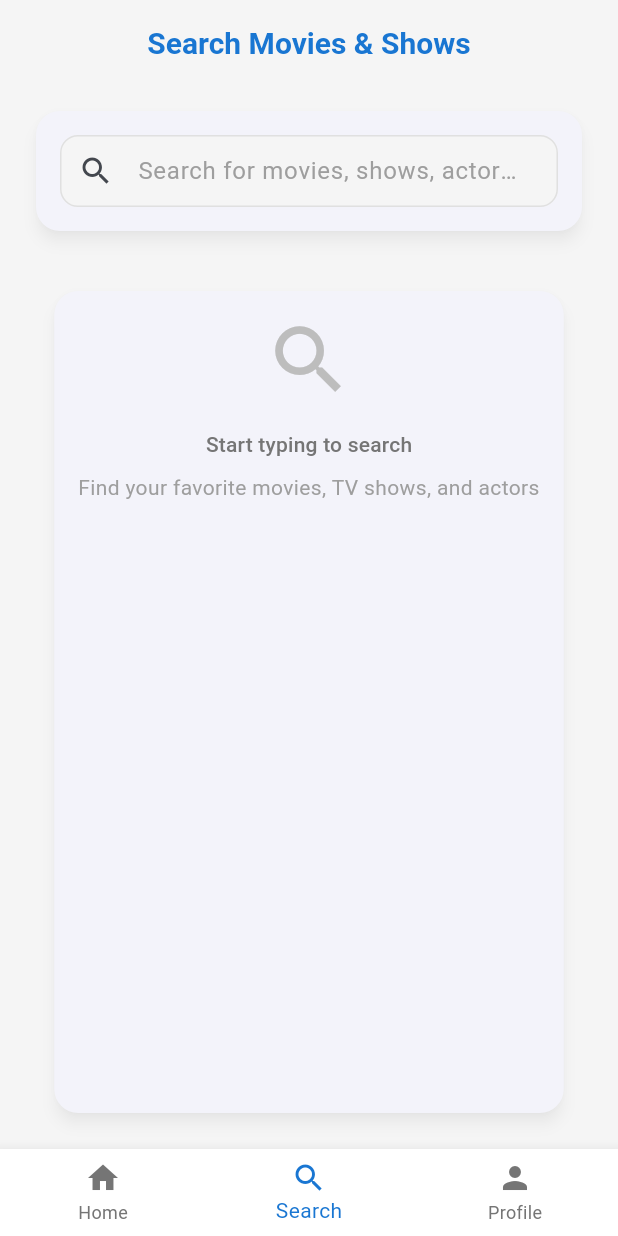
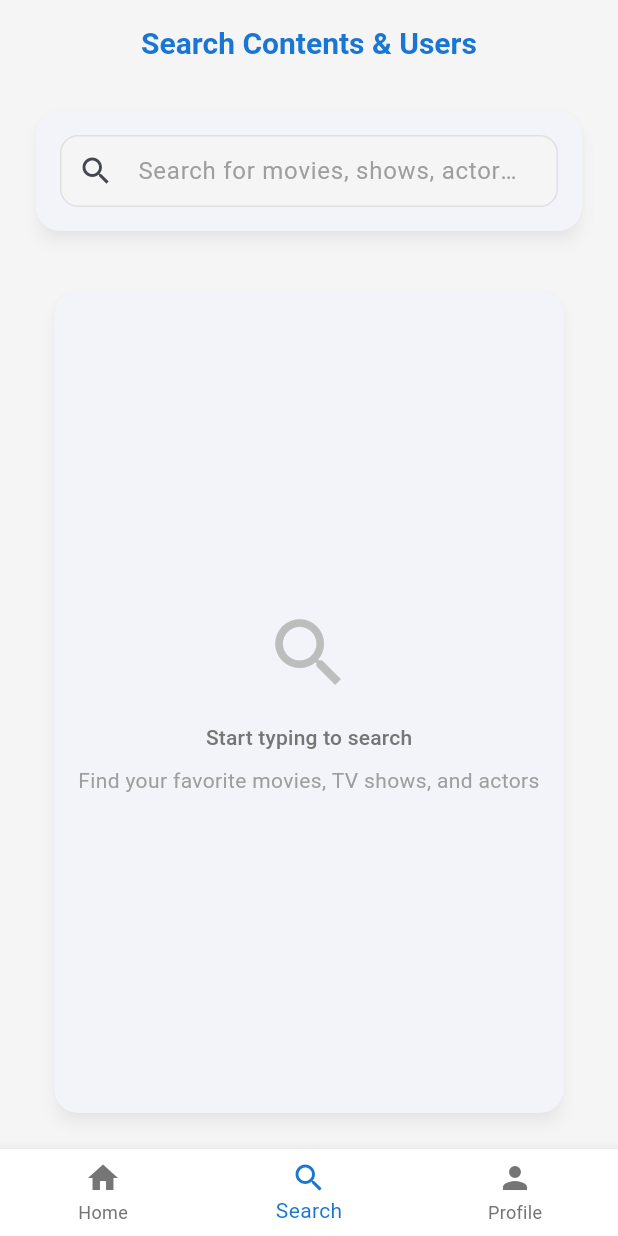
Before and after one commit to ReelScout/frontend, a Flutter app: the screen it shows after launch, item 2 of the bottom bar chosen, on a phone screen of 412 x 824 dp. Run offline on Flutter 3.47's test engine with Material 3 defaults, Android fonts, the phone set to English and light mode, and no system bars; our stand-ins replace dio, equatable, flutter_bloc, flutter_hooks, flutter_secure_storage, get_it and 3 more; generated files the repository leaves out were written again; network calls fail.

Commit message:
feat: Implement search functionality with SearchBloc and SearchService

```diff
--- /dev/null
+++ b/lib/bloc/search/search_bloc.dart
@@ -0,0 +1,88 @@
+import 'dart:async';
+import 'package:flutter_bloc/flutter_bloc.dart';
+import '../../services/search_service.dart';
+import 'search_event.dart';
+import 'search_state.dart';
+
+const _debounceDuration = Duration(milliseconds: 500);
+
+class SearchBloc extends Bloc<SearchEvent, SearchState> {
+  SearchBloc({
+    required SearchService searchService,
+  }) : _searchService = searchService,
+       super(SearchInitial()) {
+    on<SearchQueryChanged>(_onSearchQueryChanged);
+    on<SearchClearRequested>(_onSearchClearRequested);
+  }
+
+  final SearchService _searchService;
+  Timer? _debounceTimer;
+
+  Future<void> _onSearchQueryChanged(
+    SearchQueryChanged event,
+    Emitter<SearchState> emit,
+  ) async {
+    final query = event.query.trim();
+
+    // Cancel previous timer
+    _debounceTimer?.cancel();
+
+    if (query.isEmpty) {
+      emit(SearchInitial());
+      return;
+    }
+
+    // Create a completer to handle the debounced search
+    final completer = Completer<void>();
+
+    // Start debounce timer
+    _debounceTimer = Timer(_debounceDuration, () {
+      completer.complete();
+    });
+
+    // Wait for the debounce timer to complete
+    await completer.future;
+
+    // Check if the emitter is still valid before proceeding
+    if (emit.isDone) return;
+
+    // Perform the search
+    await _performSearch(query, emit);
+  }
+
+  Future<void> _performSearch(String query, Emitter<SearchState> emit) async {
+    emit(SearchLoading());
+
+    try {
+      final results = await _searchService.search(query);
+
+      final hasContents = results.contents.isNotEmpty;
+      final hasUsers = results.users.isNotEmpty;
+
+      if (!hasContents && !hasUsers) {
+        emit(SearchEmpty(query: query));
+      } else {
+        emit(SearchLoaded(results: results, query: query));
+      }
+    } catch (error) {
+      emit(SearchError(
+        message: 'Search failed. Please try again. Error: $error',
+        query: query,
+      ));
+    }
+  }
+
+  void _onSearchClearRequested(
+    SearchClearRequested event,
+    Emitter<SearchState> emit,
+  ) {
+    _debounceTimer?.cancel();
+    emit(SearchInitial());
+  }
+
+  @override
+  Future<void> close() {
+    _debounceTimer?.cancel();
+    return super.close();
+  }
+}
--- /dev/null
+++ b/lib/bloc/search/search_event.dart
@@ -0,0 +1,21 @@
+import 'package:equatable/equatable.dart';
+
+abstract class SearchEvent extends Equatable {
+  const SearchEvent();
+
+  @override
+  List<Object?> get props => [];
+}
+
+class SearchQueryChanged extends SearchEvent {
+  const SearchQueryChanged({required this.query});
+
+  final String query;
+
+  @override
+  List<Object?> get props => [query];
+}
+
+class SearchClearRequested extends SearchEvent {
+  const SearchClearRequested();
+}
--- /dev/null
+++ b/lib/bloc/search/search_state.dart
@@ -0,0 +1,48 @@
+import 'package:equatable/equatable.dart';
+import '../../dto/response/search_response_dto.dart';
+
+abstract class SearchState extends Equatable {
+  const SearchState();
+
+  @override
+  List<Object?> get props => [];
+}
+
+class SearchInitial extends SearchState {}
+
+class SearchLoading extends SearchState {}
+
+class SearchLoaded extends SearchState {
+  const SearchLoaded({
+    required this.results,
+    required this.query,
+  });
+
+  final SearchResponseDto results;
+  final String query;
+
+  @override
+  List<Object?> get props => [results, query];
+}
+
+class SearchEmpty extends SearchState {
+  const SearchEmpty({required this.query});
+
+  final String query;
+
+  @override
+  List<Object?> get props => [query];
+}
+
+class SearchError extends SearchState {
+  const SearchError({
+    required this.message,
+    required this.query,
+  });
+
+  final String message;
+  final String query;
+
+  @override
+  List<Object?> get props => [message, query];
+}
--- a/lib/config/service_module.dart
+++ b/lib/config/service_module.dart
@@ -1,6 +1,7 @@
 import 'package:dio/dio.dart';
 import 'package:frontend/services/auth_service.dart';
 import 'package:frontend/services/content_service.dart';
+import 'package:frontend/services/search_service.dart';
 import 'package:frontend/services/user_service.dart';
 import 'package:injectable/injectable.dart';
 
@@ -14,4 +15,7 @@ abstract class ServiceModule {
 
   @singleton
   ContentService contentService(Dio dio) => ContentService(dio, baseUrl: "${dio.options.baseUrl}/content");
+
+  @singleton
+  SearchService searchService(Dio dio) => SearchService(dio, baseUrl: dio.options.baseUrl);
 }
--- /dev/null
+++ b/lib/dto/response/search_response_dto.dart
@@ -0,0 +1,20 @@
+import 'package:frontend/dto/response/content_response_dto.dart';
+import 'package:frontend/dto/response/user_response_dto.dart';
+import 'package:json_annotation/json_annotation.dart';
+
+part '../generated/response/search_response_dto.g.dart';
+
+@JsonSerializable()
+class SearchResponseDto {
+  const SearchResponseDto({
+    required this.users,
+    required this.contents
+  });
+
+  final List<UserResponseDto> users;
+  final List<ContentResponseDto> contents;
+
+  factory SearchResponseDto.fromJson(Map<String, dynamic> json) => _$SearchResponseDtoFromJson(json);
+
+  Map<String, dynamic> toJson() => _$SearchResponseDtoToJson(this);
+}
--- a/lib/pages/search_page.dart
+++ /dev/null
@@ -1,90 +0,0 @@
-import 'package:flutter/material.dart';
-
-class SearchPage extends StatelessWidget {
-  const SearchPage({super.key});
-
-  @override
-  Widget build(BuildContext context) {
-    return SafeArea(
-      child: Padding(
-        padding: const EdgeInsets.all(16.0),
-        child: Column(
-          children: [
-            // Search header
-            Text(
-              'Search Movies & Shows',
-              style: Theme.of(context).textTheme.headlineMedium?.copyWith(
-                fontWeight: FontWeight.bold,
-                color: Theme.of(context).primaryColor,
-              ),
-            ),
-            const SizedBox(height: 24),
-
-            // Search bar
-            Card(
-              elevation: 4,
-              shadowColor: Colors.black26,
-              shape: RoundedRectangleBorder(
-                borderRadius: BorderRadius.circular(16),
-              ),
-              child: Padding(
-                padding: const EdgeInsets.all(16.0),
-                child: TextField(
-                  decoration: InputDecoration(
-                    hintText: 'Search for movies, shows, actors...',
-                    prefixIcon: const Icon(Icons.search),
-                    border: OutlineInputBorder(
-                      borderRadius: BorderRadius.circular(12),
-                      borderSide: BorderSide.none,
-                    ),
-                    filled: true,
-                    fillColor: Colors.grey[100],
-                  ),
-                ),
-              ),
-            ),
-            const SizedBox(height: 24),
-
-            // Search suggestions
-            Expanded(
-              child: Card(
-                elevation: 4,
-                shadowColor: Colors.black26,
-                shape: RoundedRectangleBorder(
-                  borderRadius: BorderRadius.circular(16),
-                ),
-                child: Padding(
-                  padding: const EdgeInsets.all(16.0),
-                  child: Column(
-                    children: [
-                      Icon(
-                        Icons.search,
-                        size: 60,
-                        color: Colors.grey[400],
-                      ),
-                      const SizedBox(height: 16),
-                      Text(
-                        'Start typing to search',
-                        style: Theme.of(context).textTheme.titleMedium?.copyWith(
-                          color: Colors.grey[600],
-                        ),
-                      ),
-                      const SizedBox(height: 8),
-                      Text(
-                        'Find your favorite movies, TV shows, and actors',
-                        style: Theme.of(context).textTheme.bodyMedium?.copyWith(
-                          color: Colors.grey[500],
-                        ),
-                        textAlign: TextAlign.center,
-                      ),
-                    ],
-                  ),
-                ),
-              ),
-            ),
-          ],
-        ),
-      ),
-    );
-  }
-}
--- a/lib/screens/home_screen.dart
+++ b/lib/screens/home_screen.dart
@@ -3,7 +3,7 @@ import 'package:flutter_hooks/flutter_hooks.dart';
 import 'package:flutter_bloc/flutter_bloc.dart';
 import '../components/bottom_navbar.dart';
 import '../pages/home_page.dart';
-import '../pages/search_page.dart';
+import 'search_screen.dart';
 import '../pages/profile_page.dart';
 import '../bloc/navigation/navigation_bloc.dart';
 import '../bloc/navigation/navigation_event.dart';
@@ -17,7 +17,7 @@ class HomeScreen extends HookWidget {
   Widget build(BuildContext context) {
     final screens = useMemoized(() => [
       const HomePage(),
-      const SearchPage(),
+      const SearchScreen(),
       const ProfilePage(),
     ]);
 
--- /dev/null
+++ b/lib/screens/search_screen.dart
@@ -0,0 +1,345 @@
+import 'dart:convert';
+
+import 'package:flutter/material.dart';
+import 'package:flutter_hooks/flutter_hooks.dart';
+import 'package:flutter_bloc/flutter_bloc.dart';
+import 'package:get_it/get_it.dart';
+import '../dto/response/content_response_dto.dart';
+import '../dto/response/user_response_dto.dart';
+import '../services/search_service.dart';
+import '../bloc/search/search_bloc.dart';
+import '../bloc/search/search_event.dart';
+import '../bloc/search/search_state.dart';
+
+class SearchScreen extends HookWidget {
+  const SearchScreen({super.key});
+
+  @override
+  Widget build(BuildContext context) {
+    final searchController = useTextEditingController();
+
+    return BlocProvider(
+      create: (context) => SearchBloc(
+        searchService: GetIt.instance<SearchService>(),
+      ),
+      child: BlocListener<SearchBloc, SearchState>(
+        listener: (context, state) {
+          // Handle any side effects if needed
+        },
+        child: SafeArea(
+          child: Padding(
+            padding: const EdgeInsets.all(16.0),
+            child: Column(
+              children: [
+                // Search header
+                Text(
+                  'Search Contents & Users',
+                  style: Theme.of(context).textTheme.headlineMedium?.copyWith(
+                    fontWeight: FontWeight.bold,
+                    color: Theme.of(context).primaryColor,
+                  ),
+                ),
+                const SizedBox(height: 24),
+
+                // Search bar
+                BlocBuilder<SearchBloc, SearchState>(
+                  builder: (context, state) {
+                    final isLoading = state is SearchLoading;
+
+                    return Card(
+                      elevation: 4,
+                      shadowColor: Colors.black26,
+                      shape: RoundedRectangleBorder(
+                        borderRadius: BorderRadius.circular(16),
+                      ),
+                      child: Padding(
+                        padding: const EdgeInsets.all(16.0),
+                        child: TextField(
+                          controller: searchController,
+                          onChanged: (query) {
+                            context.read<SearchBloc>().add(
+                              SearchQueryChanged(query: query),
+                            );
+                          },
+                          decoration: InputDecoration(
+                            hintText: 'Search for movies, shows, actors...',
+                            prefixIcon: const Icon(Icons.search),
+                            suffixIcon: isLoading
+                                ? const SizedBox(
+                                    width: 20,
+                                    height: 20,
+                                    child: Padding(
+                                      padding: EdgeInsets.all(12.0),
+                                      child: CircularProgressIndicator(strokeWidth: 2),
+                                    ),
+                                  )
+                                : searchController.text.isNotEmpty
+                                    ? IconButton(
+                                        icon: const Icon(Icons.clear),
+                                        onPressed: () {
+                                          searchController.clear();
+                                          context.read<SearchBloc>().add(
+                                            const SearchClearRequested(),
+                                          );
+                                        },
+                                      )
+                                    : null,
+                            border: OutlineInputBorder(
+                              borderRadius: BorderRadius.circular(12),
+                              borderSide: BorderSide.none,
+                            ),
+                            filled: true,
+                            fillColor: Colors.grey[100],
+                          ),
+                        ),
+                      ),
+                    );
+                  },
+                ),
+                const SizedBox(height: 24),
+
+                // Search results
+                Expanded(
+                  child: BlocBuilder<SearchBloc, SearchState>(
+                    builder: (context, state) {
+                      return _buildSearchResults(context, state);
+                    },
+                  ),
+                ),
+              ],
+            ),
+          ),
+        ),
+      ),
+    );
+  }
+
+  Widget _buildSearchResults(BuildContext context, SearchState state) {
+    if (state is SearchError) {
+      return _buildErrorState(context, state.message);
+    }
+
+    if (state is SearchInitial) {
+      return _buildEmptyState(context);
+    }
+
+    if (state is SearchLoading) {
+      return _buildEmptyState(context); // Loading indicator is in the search bar
+    }
+
+    if (state is SearchEmpty) {
+      return _buildNoResultsState(context, state.query);
+    }
+
+    if (state is SearchLoaded) {
+      return _buildResultsList(context, state.results);
+    }
+
+    return _buildEmptyState(context);
+  }
+
+  Widget _buildEmptyState(BuildContext context) {
+    return Card(
+      elevation: 4,
+      shadowColor: Colors.black26,
+      shape: RoundedRectangleBorder(
+        borderRadius: BorderRadius.circular(16),
+      ),
+      child: Padding(
+        padding: const EdgeInsets.all(16.0),
+        child: Column(
+          mainAxisAlignment: MainAxisAlignment.center,
+          children: [
+            Icon(
+              Icons.search,
+              size: 60,
+              color: Colors.grey[400],
+            ),
+            const SizedBox(height: 16),
+            Text(
+              'Start typing to search',
+              style: Theme.of(context).textTheme.titleMedium?.copyWith(
+                color: Colors.grey[600],
+              ),
+            ),
+            const SizedBox(height: 8),
+            Text(
+              'Find your favorite movies, TV shows, and actors',
+              style: Theme.of(context).textTheme.bodyMedium?.copyWith(
+                color: Colors.grey[500],
+              ),
+              textAlign: TextAlign.center,
+            ),
+          ],
+        ),
+      ),
+    );
+  }
+
+  Widget _buildErrorState(BuildContext context, String message) {
+    return Card(
+      elevation: 4,
+      shadowColor: Colors.black26,
+      shape: RoundedRectangleBorder(
+        borderRadius: BorderRadius.circular(16),
+      ),
+      child: Padding(
+        padding: const EdgeInsets.all(16.0),
+        child: Column(
+          mainAxisAlignment: MainAxisAlignment.center,
+          children: [
+            Icon(
+              Icons.error_outline,
+              size: 60,
+              color: Colors.red[400],
+            ),
+            const SizedBox(height: 16),
+            Text(
+              'Something went wrong',
+              style: Theme.of(context).textTheme.titleMedium?.copyWith(
+                color: Colors.red[600],
+              ),
+            ),
+            const SizedBox(height: 8),
+            Text(
+              message,
+              style: Theme.of(context).textTheme.bodyMedium?.copyWith(
+                color: Colors.grey[500],
+              ),
+              textAlign: TextAlign.center,
+            ),
+          ],
+        ),
+      ),
+    );
+  }
+
+  Widget _buildNoResultsState(BuildContext context, String query) {
+    return Card(
+      elevation: 4,
+      shadowColor: Colors.black26,
+      shape: RoundedRectangleBorder(
+        borderRadius: BorderRadius.circular(16),
+      ),
+      child: Padding(
+        padding: const EdgeInsets.all(16.0),
+        child: Column(
+          mainAxisAlignment: MainAxisAlignment.center,
+          children: [
+            Icon(
+              Icons.search_off,
+              size: 60,
+              color: Colors.grey[400],
+            ),
+            const SizedBox(height: 16),
+            Text(
+              'No results found',
+              style: Theme.of(context).textTheme.titleMedium?.copyWith(
+                color: Colors.grey[600],
+              ),
+            ),
+            const SizedBox(height: 8),
+            Text(
+              'No results found for "$query"',
+              style: Theme.of(context).textTheme.bodyMedium?.copyWith(
+                color: Colors.grey[500],
+              ),
+              textAlign: TextAlign.center,
+            ),
+          ],
+        ),
+      ),
+    );
+  }
+
+  Widget _buildResultsList(BuildContext context, dynamic results) {
+    final hasContents = results.contents.isNotEmpty;
+    final hasUsers = results.users.isNotEmpty;
+
+    return ListView(
+      children: [
+        if (hasContents) ...[
+          _buildSectionHeader(context, 'Movies & Shows', results.contents.length),
+          ...results.contents.map((content) => _buildContentCard(context, content)),
+          if (hasUsers) const SizedBox(height: 16),
+        ],
+        if (hasUsers) ...[
+          _buildSectionHeader(context, 'Users', results.users.length),
+          ...results.users.map((user) => _buildUserCard(context, user)),
+        ],
+      ],
+    );
+  }
+
+  Widget _buildSectionHeader(BuildContext context, String title, int count) {
+    return Padding(
+      padding: const EdgeInsets.symmetric(vertical: 8.0),
+      child: Text(
+        '$title ($count)',
+        style: Theme.of(context).textTheme.titleLarge?.copyWith(
+          fontWeight: FontWeight.bold,
+          color: Theme.of(context).primaryColor,
+        ),
+      ),
+    );
+  }
+
+  Widget _buildContentCard(BuildContext context, ContentResponseDto content) {
+    return Card(
+      margin: const EdgeInsets.only(bottom: 8.0),
+      child: ListTile(
+        leading: _buildSafeAvatar(
+                base64Image: content.base64Image,
+                fallback: Icon(Icons.tv)
+        ),
+        title: Text(content.title),
+        subtitle: Column(
+          crossAxisAlignment: CrossAxisAlignment.start,
+          children: [
+            Text(content.description),
+            const SizedBox(height: 4),
+            Text(
+              '${content.contentType} • ${content.genres.join(", ")}',
+              style: Theme.of(context).textTheme.bodySmall?.copyWith(
+                color: Colors.grey[600],
+              ),
+            ),
+          ],
+        ),
+        isThreeLine: true,
+      ),
+    );
+  }
+
+  Widget _buildUserCard(BuildContext context, UserResponseDto user) {
+    return Card(
+      margin: const EdgeInsets.only(bottom: 8.0),
+      child: ListTile(
+        leading: _buildSafeAvatar(
+                base64Image: user.base64Image,
+                fallback: Text(
+                  user.username.substring(0, 1).toUpperCase(),
+                ),
+              ),
+        title: Text(user.username),
+        subtitle: Text(user.role.toString().split('.').last.toUpperCase()),
+        trailing: const Icon(Icons.person),
+      ),
+    );
+  }
+
+  Widget _buildSafeAvatar({
+    required String? base64Image,
+    required Widget fallback,
+  }) {
+    try {
+      final decodedBytes = base64Decode(base64Image!);
+      return CircleAvatar(
+        backgroundImage: MemoryImage(decodedBytes),
+      );
+    } catch (e) {
+      // If base64 decoding fails, use the fallback widget
+      return CircleAvatar(child: fallback);
+    }
+  }
+}
--- /dev/null
+++ b/lib/services/search_service.dart
@@ -0,0 +1,14 @@
+import 'package:dio/dio.dart';
+import 'package:retrofit/retrofit.dart';
+
+import '../dto/response/search_response_dto.dart';
+
+part 'generated/search_service.g.dart';
+
+@RestApi()
+abstract class SearchService {
+  factory SearchService(Dio dio, {String? baseUrl, ParseErrorLogger? errorLogger}) = _SearchService;
+
+  @GET('/search')
+  Future<SearchResponseDto> search(@Query('query') String query);
+}
--- a/lib/services/user_service.dart
+++ b/lib/services/user_service.dart
@@ -13,6 +13,9 @@ part 'generated/user_service.g.dart';
 abstract class UserService {
   factory UserService(Dio dio, {String? baseUrl, ParseErrorLogger? errorLogger}) = _UserService;
 
+  @GET('/all')
+  Future<List<UserResponseDto>> getAll();
+
   @GET('/me')
   Future<UserResponseDto> getCurrentUser();
 
```
Also changed, not shown: lib/config/injection_container.config.dart, lib/dto/generated/response/search_response_dto.g.dart (added), lib/services/generated/search_service.g.dart (added), lib/services/generated/user_service.g.dart.
